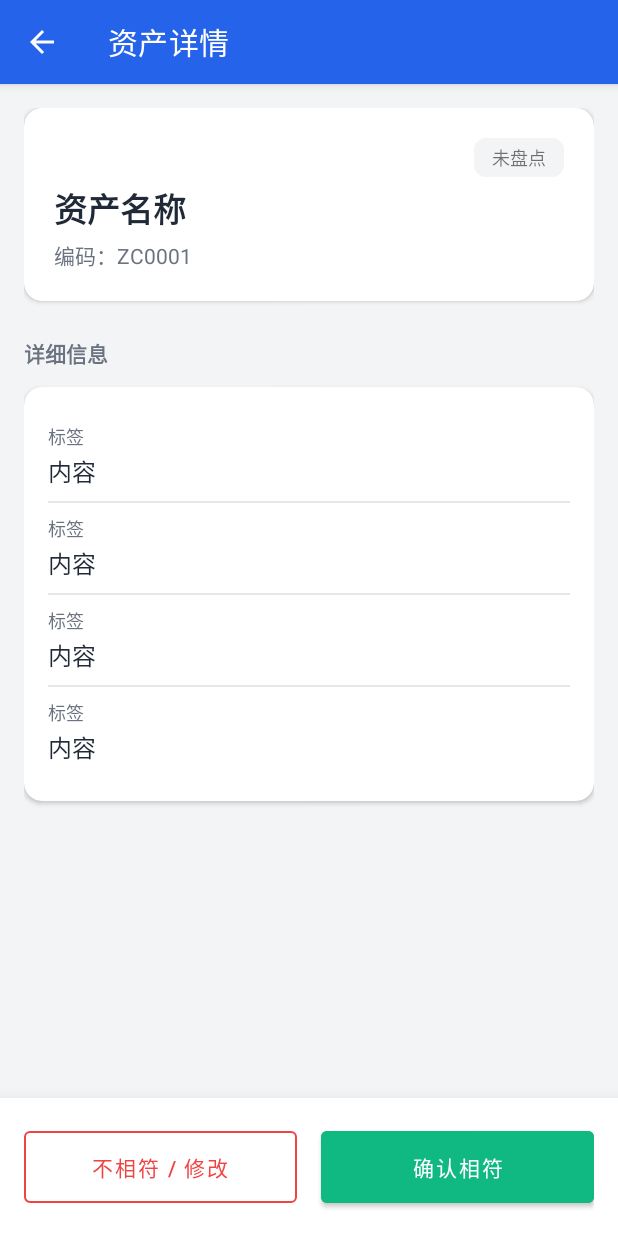
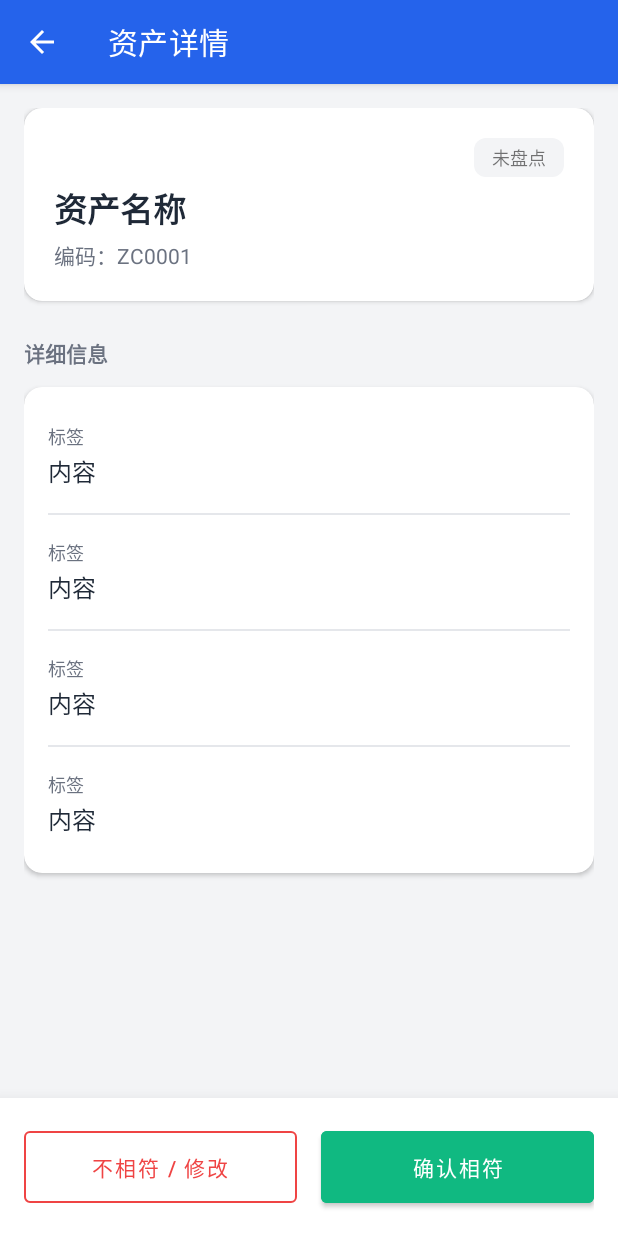
Before and after one commit to xuexizhe007/asset-inventory-app, an Android app: the AssetDetailActivity screen opened directly, with no data from a screen before it, on a phone screen of 412 x 824 dp. Run offline under Robolectric (Android 15) with nearby library versions, the phone set to English and light mode, and no system bars; 1 statement that could not run was skipped.

Commit message:
大修改小错误修复3

```diff
--- a/app/src/main/res/layout/activity_asset_detail.xml
+++ b/app/src/main/res/layout/activity_asset_detail.xml
@@ -87,19 +87,22 @@
                         layout="@layout/item_detail_row"
                         android:id="@+id/rowUser" />
 
-                    <View android:layout_width="match_parent" android:layout_height="1dp" android:background="@color/dividerColor" android:layout_my="8dp"/>
+                    <!-- 修复：将 layout_my 改为 layout_marginVertical -->
+                    <View android:layout_width="match_parent" android:layout_height="1dp" android:background="@color/dividerColor" android:layout_marginVertical="8dp"/>
 
                     <include
                         layout="@layout/item_detail_row"
                         android:id="@+id/rowDept" />
 
-                    <View android:layout_width="match_parent" android:layout_height="1dp" android:background="@color/dividerColor" android:layout_my="8dp"/>
+                    <!-- 修复：将 layout_my 改为 layout_marginVertical -->
+                    <View android:layout_width="match_parent" android:layout_height="1dp" android:background="@color/dividerColor" android:layout_marginVertical="8dp"/>
 
                     <include
                         layout="@layout/item_detail_row"
                         android:id="@+id/rowLocation" />
 
-                    <View android:layout_width="match_parent" android:layout_height="1dp" android:background="@color/dividerColor" android:layout_my="8dp"/>
+                    <!-- 修复：将 layout_my 改为 layout_marginVertical -->
+                    <View android:layout_width="match_parent" android:layout_height="1dp" android:background="@color/dividerColor" android:layout_marginVertical="8dp"/>
 
                     <include
                         layout="@layout/item_detail_row"
@@ -147,7 +150,7 @@
     <Button android:id="@+id/btnBackTaskList" android:visibility="gone" android:layout_width="0dp" android:layout_height="0dp"/>
     <Button android:id="@+id/btnBack" android:visibility="gone" android:layout_width="0dp" android:layout_height="0dp"/>
 
-    <!-- 辅助显示的 TextViews，在 Kotlin 代码中动态绑定 include 的内容 -->
+    <!-- 辅助显示的 TextViews -->
     <TextView android:id="@+id/tvUser" android:visibility="gone" android:layout_width="0dp" android:layout_height="0dp"/>
     <TextView android:id="@+id/tvDept" android:visibility="gone" android:layout_width="0dp" android:layout_height="0dp"/>
     <TextView android:id="@+id/tvLocation" android:visibility="gone" android:layout_width="0dp" android:layout_height="0dp"/>
--- a/app/src/main/res/values/colors.xml
+++ b/app/src/main/res/values/colors.xml
@@ -35,12 +35,14 @@
     <color name="black">#000000</color>
     <color name="white">#FFFFFF</color>
 
-    <!-- ==================== 【关键修复】兼容旧代码的命名 ==================== -->
-    <!-- 这里将旧名字指向新颜色，解决 "resource not found" 错误 -->
+    <!-- ==================== 兼容旧代码命名 ==================== -->
     <color name="color_primary">@color/colorPrimary</color>
     <color name="color_primary_dark">@color/colorPrimaryVariant</color>
     <color name="color_secondary">@color/colorSecondary</color>
     <color name="color_secondary_dark">@color/colorSecondaryVariant</color>
+
+    <!-- 【本次修复】补充缺少的 color_primary_light，使用极淡的蓝色 -->
+    <color name="color_primary_light">#DBEAFE</color>
 
     <!-- 防止旧布局引用 purple -->
     <color name="purple_200">@color/colorSecondary</color>
```
